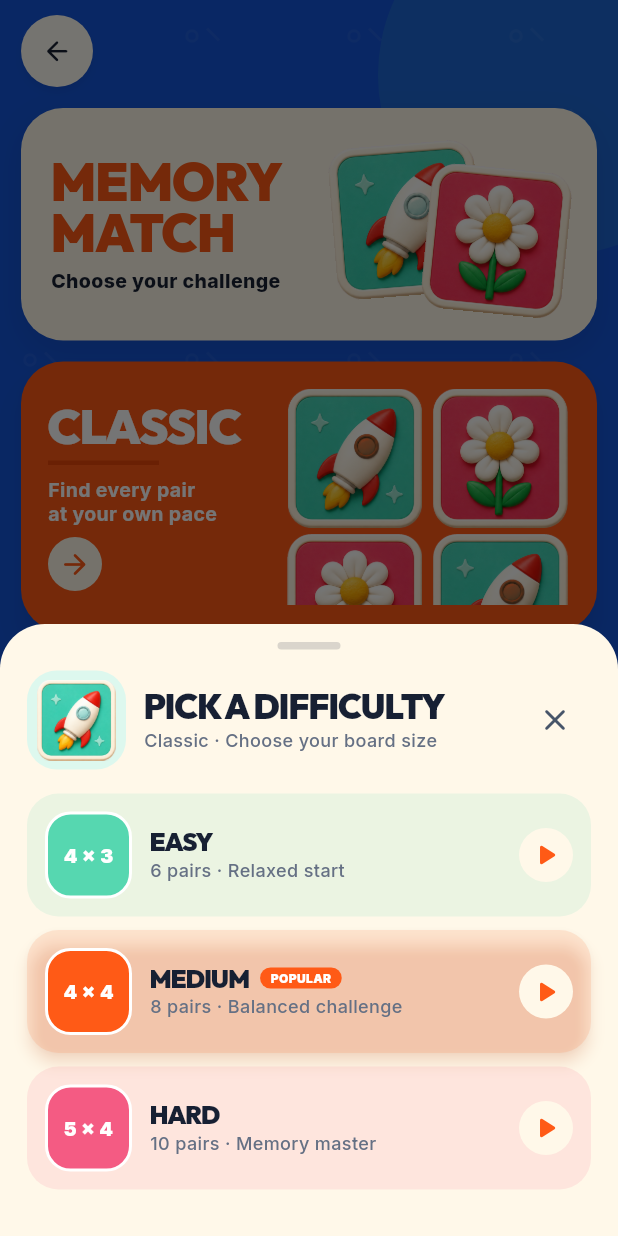
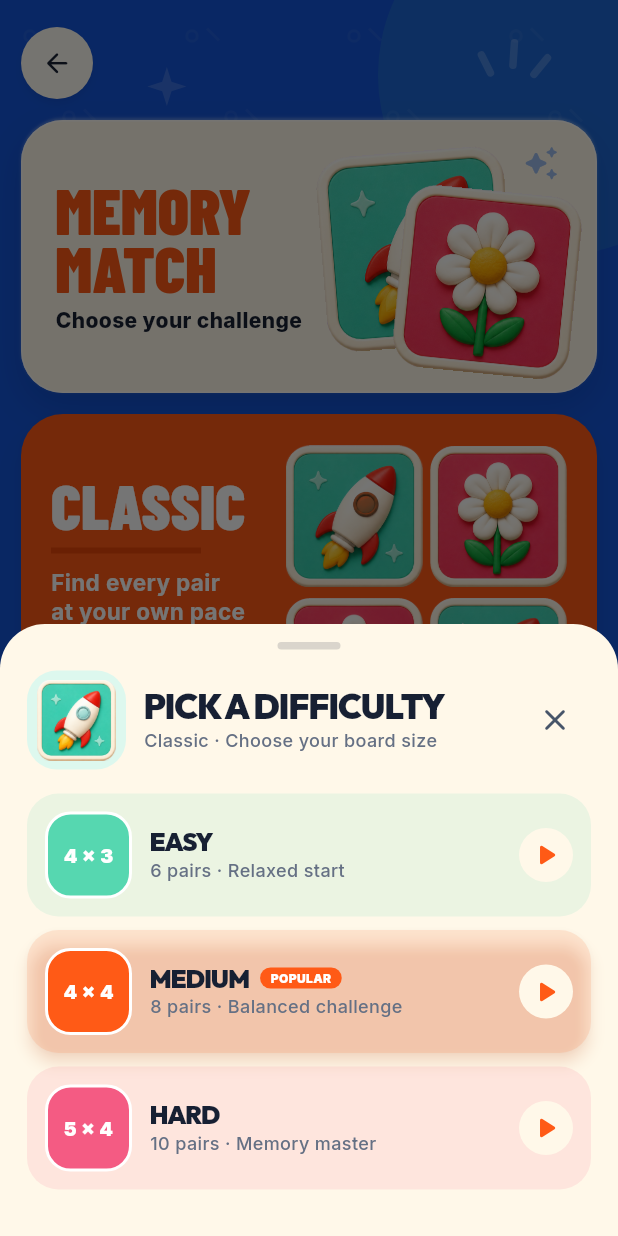
Before and after one commit to MohammedSafwan10/gameverse, a Flutter app: the MemoryMatchModeSelectionScreen screen opened by its route, after a tap on "CLASSIC", on a phone screen of 412 x 824 dp. Run offline on Flutter 3.47's test engine with Material 3 defaults, Android fonts, the phone set to English and light mode, and no system bars; our stand-ins replace audioplayers, confetti, equatable, flutter_animate, flutter_svg, get and 4 more; accounts and stored records are empty.

Commit message:
match Memory Match mode screen to concept

```diff
--- a/lib/games/brain_training/memory_match/screens/mode_selection_screen.dart
+++ b/lib/games/brain_training/memory_match/screens/mode_selection_screen.dart
@@ -35,7 +35,12 @@ class _MemoryMatchModeSelectionScreenState
           child: Column(
             children: [
               Padding(
-                padding: const EdgeInsets.fromLTRB(14, 10, 14, 4),
+                padding: EdgeInsets.fromLTRB(
+                  14,
+                  compact ? 10 : 18,
+                  14,
+                  compact ? 4 : 8,
+                ),
                 child: Align(
                   alignment: Alignment.centerLeft,
                   child: MemoryMatchIconButton(
@@ -47,7 +52,7 @@ class _MemoryMatchModeSelectionScreenState
               ),
               Expanded(
                 child: SingleChildScrollView(
-                  padding: EdgeInsets.fromLTRB(14, compact ? 5 : 10, 14, 18),
+                  padding: EdgeInsets.fromLTRB(14, compact ? 5 : 6, 14, 22),
                   child: Center(
                     child: ConstrainedBox(
                       constraints: const BoxConstraints(maxWidth: 520),
@@ -285,11 +290,12 @@ class _HeroPanel extends StatelessWidget {
 
   @override
   Widget build(BuildContext context) => Container(
-        height: compact ? 140 : 155,
-        padding: EdgeInsets.all(compact ? 15 : 20),
+        height: compact ? 140 : 182,
+        padding: EdgeInsets.all(compact ? 15 : 22),
         decoration: BoxDecoration(
           color: MemoryMatchTheme.cream,
           borderRadius: BorderRadius.circular(28),
+          border: Border.all(color: Colors.white.withValues(alpha: .72)),
           boxShadow: MemoryMatchTheme.softShadow,
         ),
         child: Row(
@@ -308,8 +314,8 @@ class _HeroPanel extends StatelessWidget {
                       children: [
                         Text(
                           'MEMORY\nMATCH',
-                          style: MemoryMatchTheme.display(
-                            size: compact ? 28 : 35,
+                          style: MemoryMatchTheme.modeTitle(
+                            size: compact ? 31 : 43,
                             color: MemoryMatchTheme.orange,
                           ),
                         ),
@@ -317,7 +323,7 @@ class _HeroPanel extends StatelessWidget {
                         Text('Choose your challenge',
                             maxLines: 1,
                             style: MemoryMatchTheme.body(
-                              size: compact ? 11 : 13,
+                              size: compact ? 11 : 14,
                               weight: FontWeight.w800,
                             )),
                       ],
@@ -332,21 +338,29 @@ class _HeroPanel extends StatelessWidget {
                 clipBehavior: Clip.none,
                 children: [
                   Positioned(
-                    left: 0,
-                    top: 4,
-                    bottom: 10,
+                    left: -7,
+                    top: -2,
+                    bottom: 8,
                     child: Transform.rotate(
                       angle: -.08,
                       child: Image.asset('$_assetRoot/rocket_card_v1.png'),
                     ),
                   ),
                   Positioned(
-                    right: 0,
-                    top: 20,
-                    bottom: -2,
+                    right: -9,
+                    top: 24,
+                    bottom: -10,
                     child: Transform.rotate(
                       angle: .10,
                       child: Image.asset('$_assetRoot/flower_card_v1.png'),
+                    ),
+                  ),
+                  Positioned(
+                    right: 2,
+                    top: -7,
+                    child: _Sparkle(
+                      size: compact ? 19 : 25,
+                      color: const Color(0xFF9DBCEB),
                     ),
                   ),
                 ],
@@ -371,11 +385,11 @@ class _ClassicCard extends StatelessWidget {
         borderRadius: BorderRadius.circular(28),
         child: InkWell(
           onTap: onTap,
-          borderRadius: BorderRadius.circular(28),
+          borderRadius: BorderRadius.circular(30),
           child: SizedBox(
-            height: compact ? 200 : 180,
+            height: compact ? 190 : 238,
             child: Padding(
-              padding: EdgeInsets.all(compact ? 14 : 18),
+              padding: EdgeInsets.all(compact ? 14 : 20),
               child: Row(
                 children: [
                   Expanded(
@@ -391,19 +405,20 @@ class _ClassicCard extends StatelessWidget {
                             crossAxisAlignment: CrossAxisAlignment.start,
                             children: [
                               Text('CLASSIC',
-                                  style: MemoryMatchTheme.display(
-                                    size: compact ? 25 : 32,
+                                  style: MemoryMatchTheme.modeTitle(
+                                    size: compact ? 29 : 42,
                                     color: Colors.white,
                                   )),
                               Container(
-                                margin: const EdgeInsets.symmetric(vertical: 8),
-                                height: 3,
-                                width: 74,
+                                margin:
+                                    const EdgeInsets.symmetric(vertical: 10),
+                                height: 4,
+                                width: compact ? 72 : 100,
                                 color: MemoryMatchTheme.orangeDark,
                               ),
                               Text('Find every pair\nat your own pace',
                                   style: MemoryMatchTheme.body(
-                                    size: compact ? 11 : 13,
+                                    size: compact ? 11 : 15,
                                     color: Colors.white,
                                     weight: FontWeight.w700,
                                   )),
@@ -415,22 +430,7 @@ class _ClassicCard extends StatelessWidget {
                       ),
                     ),
                   ),
-                  Expanded(
-                    flex: 6,
-                    child: GridView.count(
-                      padding: EdgeInsets.zero,
-                      physics: const NeverScrollableScrollPhysics(),
-                      crossAxisCount: 2,
-                      mainAxisSpacing: 4,
-                      crossAxisSpacing: 4,
-                      children: [
-                        Image.asset('$_assetRoot/rocket_card_v1.png'),
-                        Image.asset('$_assetRoot/flower_card_v1.png'),
-                        Image.asset('$_assetRoot/flower_card_v1.png'),
-                        Image.asset('$_assetRoot/rocket_card_v1.png'),
-                      ],
-                    ),
-                  ),
+                  const Expanded(flex: 6, child: _ClassicArtGrid()),
                 ],
               ),
             ),
@@ -457,30 +457,41 @@ class _SmallModeCard extends StatelessWidget {
   @override
   Widget build(BuildContext context) => Material(
         color: MemoryMatchTheme.cream,
-        elevation: 6,
+        elevation: 8,
         shadowColor: Colors.black26,
         borderRadius: BorderRadius.circular(25),
         child: InkWell(
           onTap: onTap,
           borderRadius: BorderRadius.circular(25),
           child: SizedBox(
-            height: compact ? 178 : 172,
+            height: compact ? 168 : 208,
             child: Padding(
-              padding: const EdgeInsets.all(10),
+              padding: EdgeInsets.all(compact ? 9 : 13),
               child: Column(
                 mainAxisAlignment: MainAxisAlignment.center,
                 children: [
-                  Expanded(child: Image.asset(image, fit: BoxFit.contain)),
-                  const SizedBox(height: 4),
+                  Expanded(
+                    child: Padding(
+                      padding: EdgeInsets.symmetric(
+                        horizontal: compact ? 8 : 12,
+                      ),
+                      child: Image.asset(image, fit: BoxFit.contain),
+                    ),
+                  ),
+                  SizedBox(height: compact ? 3 : 7),
                   FittedBox(
-                    child: Text(mode.displayName.toUpperCase(),
-                        style: MemoryMatchTheme.display(size: 18)),
+                    child: Text(
+                      mode.displayName.toUpperCase(),
+                      style: MemoryMatchTheme.modeTitle(
+                        size: compact ? 19 : 25,
+                      ),
+                    ),
                   ),
                   const SizedBox(height: 3),
                   Text(subtitle,
                       maxLines: 1,
                       style: MemoryMatchTheme.body(
-                        size: 10,
+                        size: compact ? 9 : 11,
                         weight: FontWeight.w700,
                       )),
                   const SizedBox(height: 5),
@@ -499,14 +510,64 @@ class _RoundArrow extends StatelessWidget {
 
   @override
   Widget build(BuildContext context) => Container(
-        width: small ? 30 : 36,
-        height: small ? 30 : 36,
-        decoration: const BoxDecoration(
+        width: small ? 36 : 48,
+        height: small ? 36 : 48,
+        decoration: BoxDecoration(
           color: MemoryMatchTheme.cream,
           shape: BoxShape.circle,
+          boxShadow: [
+            BoxShadow(
+              color: MemoryMatchTheme.orangeDark.withValues(alpha: .25),
+              blurRadius: 7,
+              offset: const Offset(0, 4),
+            ),
+          ],
         ),
         child: Icon(Icons.arrow_forward_rounded,
-            size: small ? 18 : 22, color: MemoryMatchTheme.orange),
+            size: small ? 20 : 27, color: MemoryMatchTheme.orange),
+      );
+}
+
+class _ClassicArtGrid extends StatelessWidget {
+  const _ClassicArtGrid();
+
+  @override
+  Widget build(BuildContext context) => Column(
+        children: [
+          Expanded(
+            child: Row(
+              children: [
+                Expanded(child: Image.asset('$_assetRoot/rocket_card_v1.png')),
+                const SizedBox(width: 5),
+                Expanded(child: Image.asset('$_assetRoot/flower_card_v1.png')),
+              ],
+            ),
+          ),
+          const SizedBox(height: 5),
+          Expanded(
+            child: Row(
+              children: [
+                Expanded(child: Image.asset('$_assetRoot/flower_card_v1.png')),
+                const SizedBox(width: 5),
+                Expanded(child: Image.asset('$_assetRoot/rocket_card_v1.png')),
+              ],
+            ),
+          ),
+        ],
+      );
+}
+
+class _Sparkle extends StatelessWidget {
+  const _Sparkle({required this.size, required this.color});
+
+  final double size;
+  final Color color;
+
+  @override
+  Widget build(BuildContext context) => Icon(
+        Icons.auto_awesome_rounded,
+        color: color,
+        size: size,
       );
 }
 
--- a/lib/games/brain_training/memory_match/theme/memory_match_theme.dart
+++ b/lib/games/brain_training/memory_match/theme/memory_match_theme.dart
@@ -43,11 +43,28 @@ abstract final class MemoryMatchTheme {
         color: color,
       );
 
+  static TextStyle modeTitle({
+    double size = 30,
+    Color color = ink,
+  }) =>
+      GoogleFonts.barlowCondensed(
+        fontSize: size,
+        fontWeight: FontWeight.w900,
+        height: .9,
+        letterSpacing: .1,
+        color: color,
+      );
+
   static List<BoxShadow> get softShadow => [
         BoxShadow(
-          color: const Color(0xFF082762).withValues(alpha: 0.16),
-          blurRadius: 18,
-          offset: const Offset(0, 8),
+          color: Colors.white.withValues(alpha: .32),
+          blurRadius: 1,
+          offset: const Offset(0, -1),
+        ),
+        BoxShadow(
+          color: const Color(0xFF062B73).withValues(alpha: 0.24),
+          blurRadius: 20,
+          offset: const Offset(0, 10),
         ),
       ];
 }
@@ -115,6 +132,53 @@ class _PatternPainter extends CustomPainter {
         canvas.drawLine(Offset(x + 10, y - 5), Offset(x + 18, y + 3), paint);
       }
     }
+
+    final sparklePaint = Paint()
+      ..color = const Color(0xFFB8D1FF).withValues(alpha: .22)
+      ..style = PaintingStyle.fill;
+    _drawSparkle(
+        canvas, Offset(size.width * .27, size.height * .07), 13, sparklePaint);
+    _drawSparkle(
+        canvas, Offset(size.width * .88, size.height * .91), 10, sparklePaint);
+    _drawSparkle(
+        canvas, Offset(size.width * .10, size.height * .86), 7, sparklePaint);
+
+    final burstPaint = Paint()
+      ..color = const Color(0xFFB8D1FF).withValues(alpha: .28)
+      ..strokeWidth = 5
+      ..strokeCap = StrokeCap.round;
+    final burstCenter = Offset(size.width * .83, size.height * .065);
+    for (final segment in const [
+      (Offset(-15, -5), Offset(-21, -17)),
+      (Offset(0, -10), Offset(1, -25)),
+      (Offset(14, -4), Offset(23, -15)),
+    ]) {
+      canvas.drawLine(
+        burstCenter + segment.$1,
+        burstCenter + segment.$2,
+        burstPaint,
+      );
+    }
+  }
+
+  void _drawSparkle(
+    Canvas canvas,
+    Offset center,
+    double radius,
+    Paint paint,
+  ) {
+    final notch = radius * .24;
+    final path = Path()
+      ..moveTo(center.dx, center.dy - radius)
+      ..lineTo(center.dx + notch, center.dy - notch)
+      ..lineTo(center.dx + radius, center.dy)
+      ..lineTo(center.dx + notch, center.dy + notch)
+      ..lineTo(center.dx, center.dy + radius)
+      ..lineTo(center.dx - notch, center.dy + notch)
+      ..lineTo(center.dx - radius, center.dy)
+      ..lineTo(center.dx - notch, center.dy - notch)
+      ..close();
+    canvas.drawPath(path, paint);
   }
 
   @override
```
Also changed, not shown: 3 other files.
